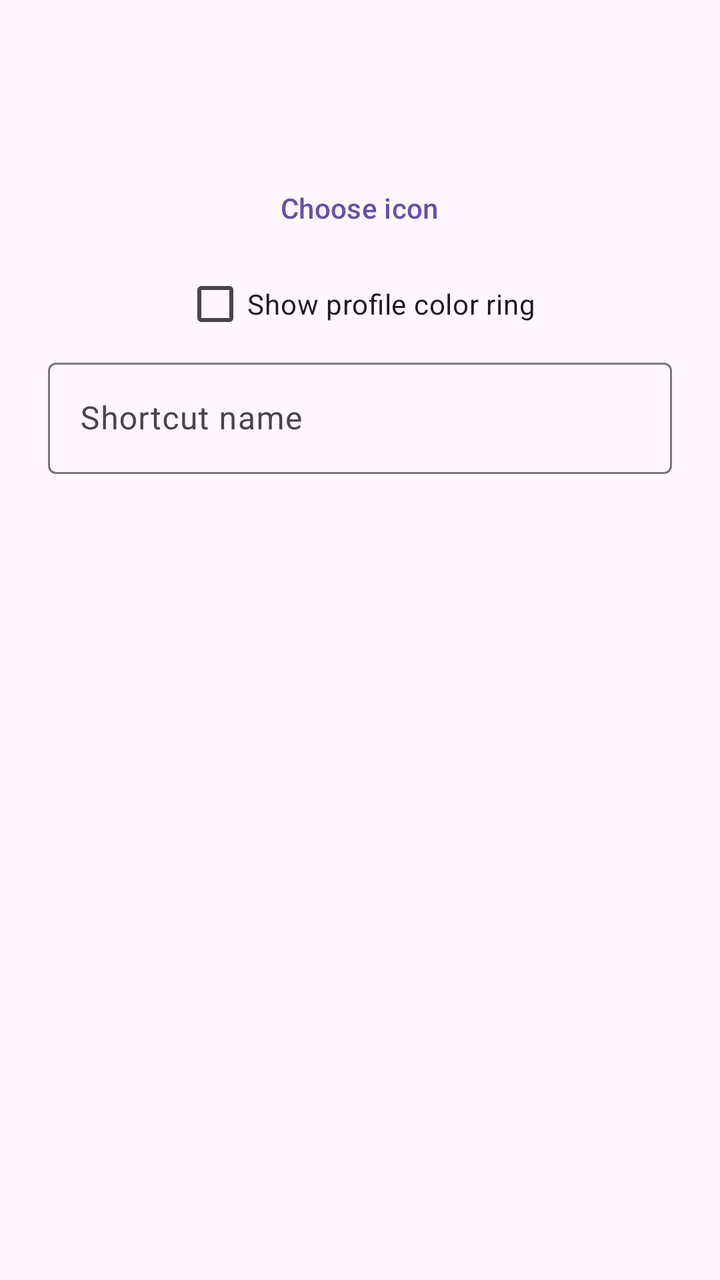
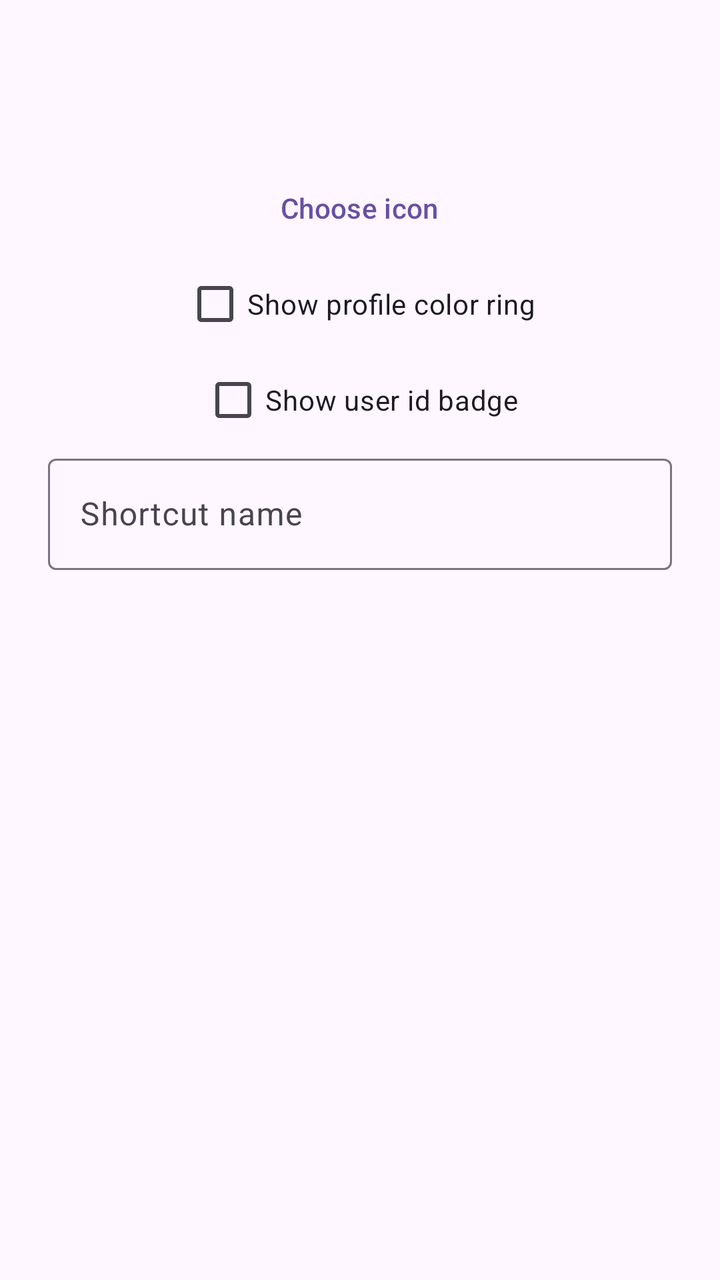

Before-and-after screenshots of an Android layout around one commit, followed by the original layout XML and the change that was made.
<!-- AndroidManifest.xml: application theme Theme.CloneCat -->
<!-- res/layout/dialog_shortcut_edit.xml -->
<?xml version="1.0" encoding="utf-8"?>
<LinearLayout xmlns:android="http://schemas.android.com/apk/res/android"
    android:layout_width="match_parent"
    android:layout_height="wrap_content"
    android:gravity="center_horizontal"
    android:orientation="vertical"
    android:paddingHorizontal="24dp"
    android:paddingTop="8dp">

    <ImageView
        android:id="@+id/iconPreview"
        android:layout_width="72dp"
        android:layout_height="72dp"
        android:contentDescription="@null" />

    <com.google.android.material.button.MaterialButton
        android:id="@+id/pickIcon"
        style="@style/Widget.Material3.Button.TextButton"
        android:layout_width="wrap_content"
        android:layout_height="wrap_content"
        android:text="@string/shortcut_pick_icon" />

    <com.google.android.material.checkbox.MaterialCheckBox
        android:id="@+id/ringToggle"
        android:layout_width="wrap_content"
        android:layout_height="wrap_content"
        android:text="@string/shortcut_ring" />

    <com.google.android.material.textfield.TextInputLayout
        android:layout_width="match_parent"
        android:layout_height="wrap_content"
        android:hint="@string/shortcut_name_hint">

        <com.google.android.material.textfield.TextInputEditText
            android:id="@+id/nameField"
            android:layout_width="match_parent"
            android:layout_height="wrap_content"
            android:inputType="text"
            android:maxLines="1" />
    </com.google.android.material.textfield.TextInputLayout>
</LinearLayout>
<!-- resources referenced by this layout -->
<resources>
  <string name="shortcut_name_hint">Shortcut name</string>
  <string name="shortcut_pick_icon">Choose icon</string>
  <string name="shortcut_ring">Show profile color ring</string>
  <style name="Theme.CloneCat" parent="Theme.Material3.DayNight.NoActionBar" />
</resources>

<!-- the commit's change to res/layout/dialog_shortcut_edit.xml (unified diff, before → after) -->
@@ -26,6 +26,12 @@
         android:layout_height="wrap_content"
         android:text="@string/shortcut_ring" />
 
+    <com.google.android.material.checkbox.MaterialCheckBox
+        android:id="@+id/uidToggle"
+        android:layout_width="wrap_content"
+        android:layout_height="wrap_content"
+        android:text="@string/shortcut_uid" />
+
     <com.google.android.material.textfield.TextInputLayout
         android:layout_width="match_parent"
         android:layout_height="wrap_content"
<!-- resource entries referenced after the edit -->
@@ -3,6 +3,7 @@
   <string name="shortcut_name_hint">Shortcut name</string>
   <string name="shortcut_pick_icon">Choose icon</string>
   <string name="shortcut_ring">Show profile color ring</string>
+  <string name="shortcut_uid">Show user id badge</string>
   <style name="Theme.CloneCat" parent="Theme.Material3.DayNight.NoActionBar" />
 </resources>
 
